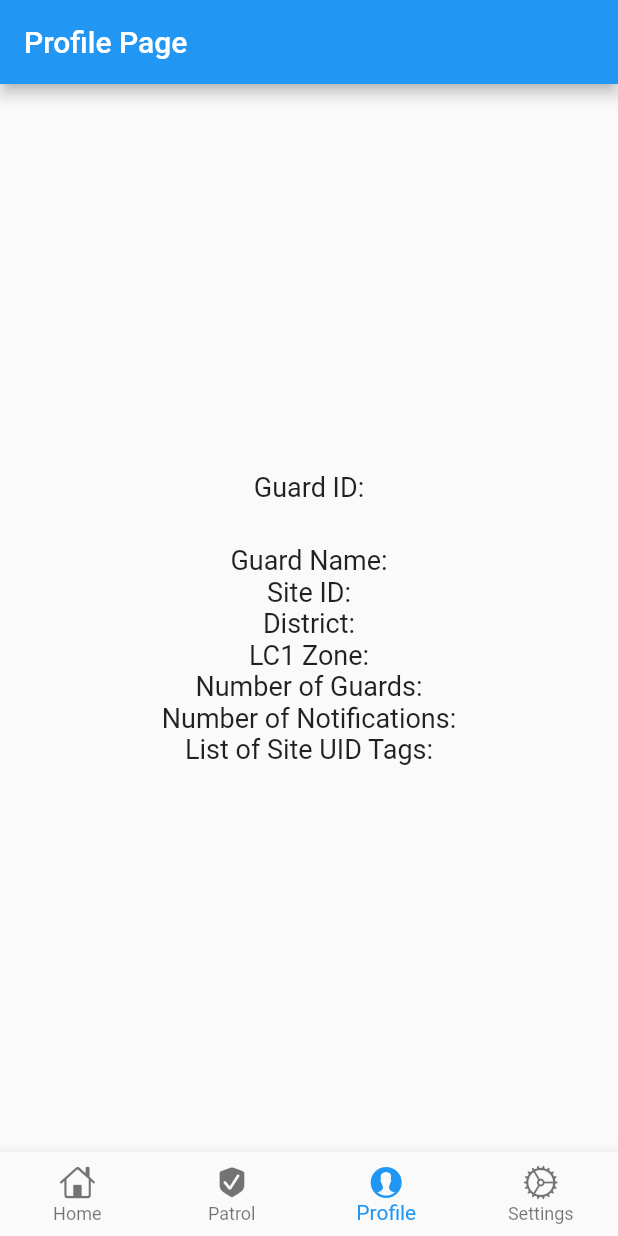
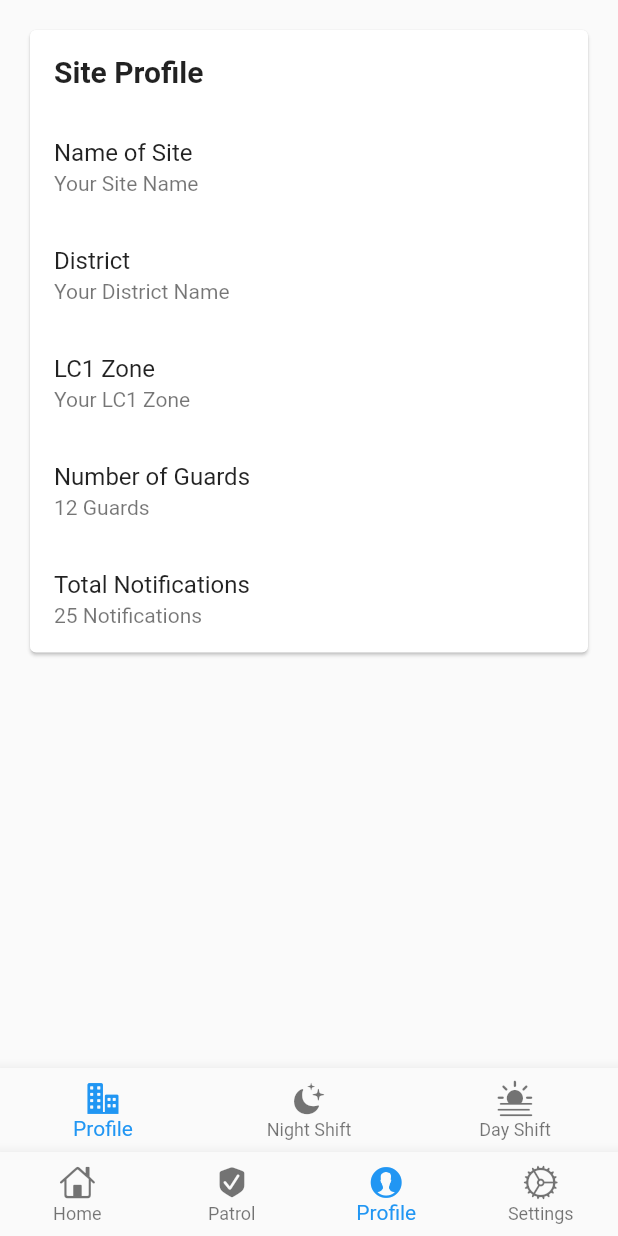
Before and after one commit to vernonthedev/guard-tour-mobileapp, a Flutter app: the HomePage screen opened directly with empty values, item 3 of the bottom bar chosen, on a phone screen of 412 x 824 dp. Run offline on Flutter 3.47's test engine with Material 2 defaults, Android fonts, the phone set to English and light mode, and no system bars.

Commit message:
Done with the profile page ui

```diff
--- a/lib/screens/home.dart
+++ b/lib/screens/home.dart
@@ -21,7 +21,7 @@ class _HomePageState extends State<HomePage> {
   final List<Widget> _pages = [
     const HomePageContent(),
     PatrolPage(),
-    const ProfilePage(userInput: ''),
+    const ProfilePage(),
     const Settings(),
   ];
 
--- a/lib/screens/home_content.dart
+++ b/lib/screens/home_content.dart
@@ -1,3 +1,4 @@
+import 'package:codezilla/screens/patrol.dart';
 import 'package:flutter/material.dart';
 import 'package:flutter/cupertino.dart';
 
@@ -141,6 +142,26 @@ class _HomePageContentState extends State<HomePageContent> {
           ),
         ],
       ),
+      floatingActionButton: CupertinoButton(
+        child: Row(
+          mainAxisSize: MainAxisSize.min,
+          children: const [
+            Icon(
+              CupertinoIcons.add_circled_solid,
+              color: CupertinoColors.activeBlue,
+            ),
+            SizedBox(width: 10),
+            Text(
+              'Start Patrol',
+              style: TextStyle(fontSize: 16),
+            ),
+          ],
+        ),
+        onPressed: () {
+          Navigator.of(context)
+              .push(MaterialPageRoute(builder: (context) => PatrolPage()));
+        },
+      ),
     );
   }
 }
--- a/lib/screens/profile.dart
+++ b/lib/screens/profile.dart
@@ -1,58 +1,140 @@
 import 'package:flutter/material.dart';
+import 'package:flutter/cupertino.dart';
 
-class ProfilePage extends StatelessWidget {
-  final String userInput;
-  const ProfilePage({super.key, required this.userInput});
+class ProfilePage extends StatefulWidget {
+  const ProfilePage({super.key});
+
+  @override
+  _ProfilePageState createState() => _ProfilePageState();
+}
+
+class _ProfilePageState extends State<ProfilePage> {
+  int _selectedTabIndex = 0; // Index of the selected tab
+
+  final List<Widget> _tabPages = [
+    SiteProfileTab(),
+    const ShiftTab(shift: 'Night Shift'),
+    const ShiftTab(shift: 'Day Shift'),
+  ];
+
+  void _onTabTapped(int index) {
+    setState(() {
+      _selectedTabIndex = index;
+    });
+  }
 
   @override
   Widget build(BuildContext context) {
     return Scaffold(
-      appBar: AppBar(
-        title: const Text('Profile Page'),
+      body: _tabPages[_selectedTabIndex], // Display the selected tab page
+      bottomNavigationBar: BottomNavigationBar(
+        currentIndex: _selectedTabIndex,
+        onTap: _onTabTapped,
+        type: BottomNavigationBarType
+            .fixed, // Use fixed type to display more than three items
+        items: const [
+          BottomNavigationBarItem(
+            icon: Icon(CupertinoIcons.building_2_fill),
+            label: 'Profile',
           ),
-      body: Center(
+          BottomNavigationBarItem(
+            icon: Icon(CupertinoIcons.moon_stars_fill),
+            label: 'Night Shift',
+          ),
+          BottomNavigationBarItem(
+            icon: Icon(CupertinoIcons.sun_haze_fill),
+            label: 'Day Shift',
+          ),
+        ],
+      ),
+    );
+  }
+}
+
+class SiteProfileTab extends StatelessWidget {
+  @override
+  Widget build(BuildContext context) {
+    return Column(
+      crossAxisAlignment: CrossAxisAlignment.start,
+      children: <Widget>[
+        Container(
+          padding: const EdgeInsets.all(16.0),
+          child: Card(
             child: Column(
-          mainAxisAlignment: MainAxisAlignment.center,
-          children: <Widget>[
-            const Text(
-              'Guard ID:',
-              style: TextStyle(fontSize: 18),
+              crossAxisAlignment: CrossAxisAlignment.start,
+              children: const <Widget>[
+                Padding(
+                  padding: EdgeInsets.all(16.0),
+                  child: Text(
+                    'Site Profile',
+                    style: TextStyle(
+                      fontSize: 20,
+                      fontWeight: FontWeight.bold,
                     ),
-            Text(
-              userInput,
-              style: const TextStyle(fontSize: 24),
                   ),
-            const Text(
-              'Guard Name:',
-              style: TextStyle(fontSize: 18),
                 ),
-            const Text(
-              'Site ID:',
-              style: TextStyle(fontSize: 18),
+                ListTile(
+                  title: Text('Name of Site'),
+                  subtitle: Text('Your Site Name'),
                 ),
-            const Text(
-              'District:',
-              style: TextStyle(fontSize: 18),
+                ListTile(
+                  title: Text('District'),
+                  subtitle: Text('Your District Name'),
                 ),
-            const Text(
-              'LC1 Zone:',
-              style: TextStyle(fontSize: 18),
+                ListTile(
+                  title: Text('LC1 Zone'),
+                  subtitle: Text('Your LC1 Zone'),
                 ),
-            const Text(
-              'Number of Guards:',
-              style: TextStyle(fontSize: 18),
+                ListTile(
+                  title: Text('Number of Guards'),
+                  subtitle: Text('12 Guards'),
                 ),
-            const Text(
-              'Number of Notifications:',
-              style: TextStyle(fontSize: 18),
-            ),
-            const Text(
-              'List of Site UID Tags:',
-              style: TextStyle(fontSize: 18),
+                ListTile(
+                  title: Text('Total Notifications'),
+                  subtitle: Text('25 Notifications'),
                 ),
               ],
             ),
           ),
+        ),
+      ],
     );
   }
 }
+
+class ShiftTab extends StatelessWidget {
+  final String shift;
+
+  const ShiftTab({super.key, required this.shift});
+
+  @override
+  Widget build(BuildContext context) {
+    return Center(
+      child: Column(
+        mainAxisAlignment: MainAxisAlignment.center,
+        children: <Widget>[
+          Text(
+            shift,
+            style: const TextStyle(
+              fontSize: 20,
+              fontWeight: FontWeight.bold,
+            ),
+          ),
+          const SizedBox(height: 20),
+          const ListTile(
+            title: Text('Start Time'),
+            subtitle: Text('8:00 PM'),
+          ),
+          const ListTile(
+            title: Text('End Time'),
+            subtitle: Text('8:00 AM'),
+          ),
+          const ListTile(
+            title: Text('List of Guards'),
+            subtitle: Text('Guard 1, Guard 2, Guard 3, ...'),
+          ),
+        ],
+      ),
+    );
+  }
+}
```
Also changed, not shown: lib/widgets/drawer.dart (deleted, +0 -73 lines). Lines whose indentation alone changed are shown as unchanged.
